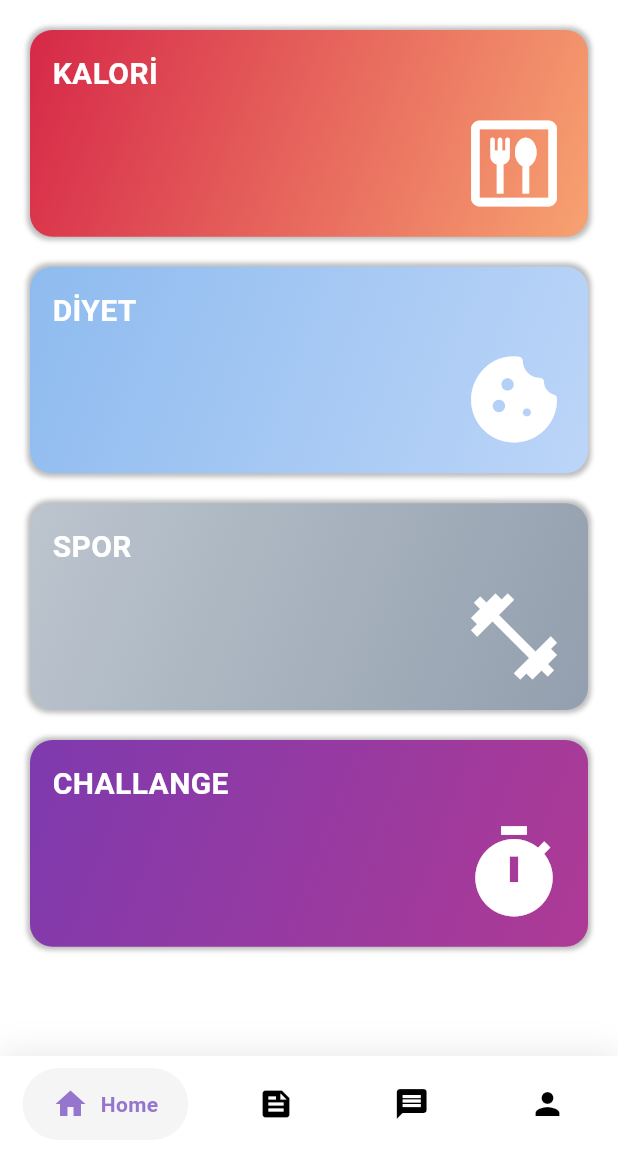
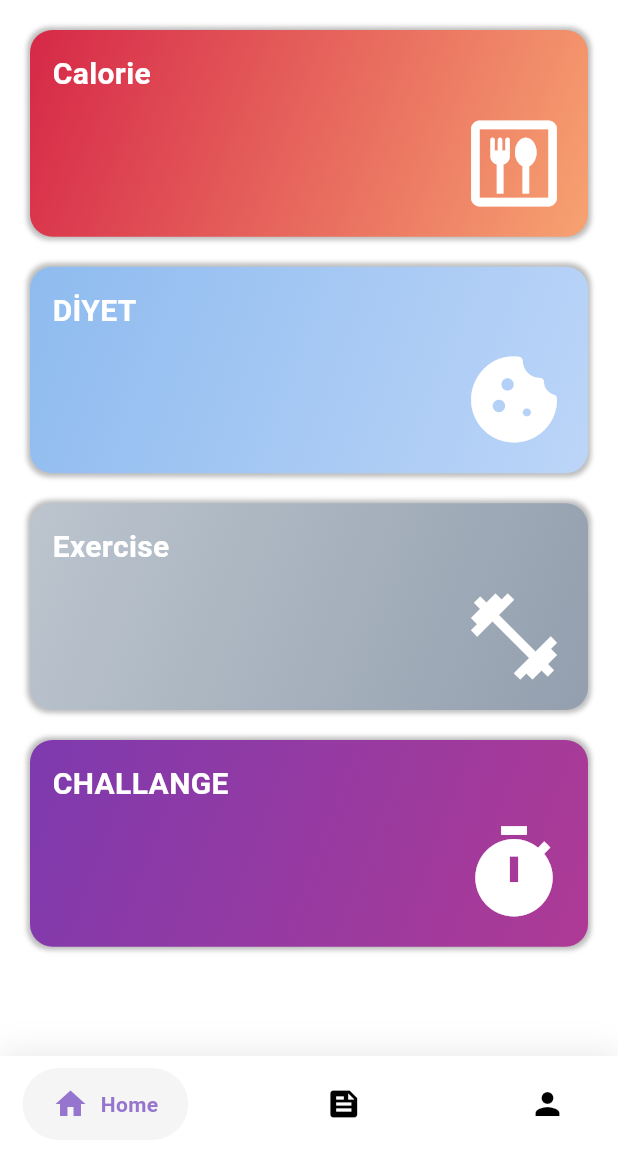
Before and after one commit to ozbekb/yulaf_, a Flutter app: the screen it shows once a user with an empty profile is signed in, on a phone screen of 412 x 824 dp, the part 84-1236 px from its top. Run offline on Flutter 3.47's test engine with Material 3 defaults, Android fonts, the phone set to English and light mode, and no system bars; drawn by our look-alikes of google_nav_bar; our stand-ins replace cloud_firestore, dropdown_search, firebase_auth, firebase_core, firebase_storage, fl_chart and 6 more; accounts and stored records are empty; network calls fail.

Commit message:
- some changes

```diff
--- a/lib/components/comment_button.dart
+++ b/lib/components/comment_button.dart
@@ -2,14 +2,15 @@ import 'package:flutter/material.dart';
 
 class CommentButton extends StatelessWidget {
   final void Function()? onTap;
-  const CommentButton({super.key,required this.onTap});
+  const CommentButton({super.key, required this.onTap});
 
   @override
   Widget build(BuildContext context) {
     return GestureDetector(
       onTap: onTap,
       child: const Icon(
-        Icons.comment,color: Colors.blue,
+        Icons.comment,
+        color: Colors.blueGrey,
       ),
     );
   }
--- a/lib/components/like_button.dart
+++ b/lib/components/like_button.dart
@@ -11,7 +11,7 @@ class LikeButton extends StatelessWidget {
       onTap: onTap,
       child: Icon(
         isLiked ? Icons.favorite : Icons.favorite_border,
-        color: isLiked ? Colors.pink : Colors.pinkAccent,
+        color: isLiked ? Colors.red : Colors.redAccent,
       ),
     );
   }
--- a/lib/constants/icons.dart
+++ b/lib/constants/icons.dart
@@ -2,10 +2,10 @@ import 'package:flutter/material.dart';
 
 // these are the initial category names and the icons for them
 Map<String, IconData> icons = {
-  "Carb.": Icons.circle,
-  "Protein ": Icons.circle_rounded,
-  "Fat": Icons.circle_sharp,
-  "Other": Icons.circle_outlined,
+  "Breakfast": Icons.circle,
+  "Lunch ": Icons.circle_rounded,
+  "Dinner": Icons.circle_sharp,
+  "Snack": Icons.circle_outlined,
 
   //'Auto And Transport': Icons.circle,
   //'Sports': Icons.sports_soccer,
--- a/lib/main.dart
+++ b/lib/main.dart
@@ -8,6 +8,8 @@ import './screens/category_screen.dart';
 import './screens/expense_screen.dart';
 import './screens/all_expenses.dart';
 import './models/food_edamam.dart';
+import 'pages/video_screen.dart';
+import 'package:social_wall/screens/category_screen.dart';
 
 import 'firebase_options.dart';
 
@@ -50,6 +52,8 @@ class MyApp extends StatelessWidget {
           "cat": (context) => CategoryScreen(),
           "/expense_screen": (context) => ExpenseScreen(),
           "/all_expenses": (context) => AllExpenses(),
+          "video": (context) => VideoScreen(),
+          "calorie": (context) => CategoryScreen(),
           //ExpenseScreen.name: (_) => const ExpenseScreen(),
           //AllExpenses.name: (_) => const AllExpenses(),
         },
--- a/lib/pages/home.dart
+++ b/lib/pages/home.dart
@@ -24,8 +24,8 @@ class Home extends StatelessWidget {
         //ElevatedButton(onPressed: signInUser, child: const Text("Sign In")),
         homePageCard(
             titleStyle: titleStyle,
-            title: "KALORİ",
-            route: "",
+            title: "Calorie",
+            route: "calorie",
             gradient1: const Color.fromARGB(255, 214, 40, 72),
             gradient2: const Color.fromARGB(255, 247, 162, 113),
             iconData: Icons.dining_outlined),
@@ -39,8 +39,8 @@ class Home extends StatelessWidget {
         ),
         homePageCard(
           titleStyle: titleStyle,
-          title: "SPOR",
-          route: "",
+          title: "Exercise",
+          route: "video",
           gradient1: const Color(0xffbcc5ce),
           gradient2: const Color(0xff939fae),
           iconData: Icons.fitness_center,
--- a/lib/pages/mainPage.dart
+++ b/lib/pages/mainPage.dart
@@ -35,7 +35,7 @@ class _HomeState extends State<MainPage> {
     return [
       Home(),
       HomePage(), //Feed(), // Pass the user object to the Feed widget
-      CategoryScreen(), //Chat(),
+      //CategoryScreen(), //Chat(),
       //Container(), //FeedbackScreen(),
       ProfilePage(),
     ];
@@ -121,10 +121,10 @@ class _HomeState extends State<MainPage> {
                   icon: Icons.feed,
                   text: 'Feed',
                 ),
-                GButton(
+                /*GButton(
                   icon: Icons.message,
                   text: 'Chat',
-                ),
+                ),*/
                 GButton(
                   icon: Icons.person,
                   text: 'Profile',
--- a/lib/screens/category_screen.dart
+++ b/lib/screens/category_screen.dart
@@ -10,10 +10,11 @@ class CategoryScreen extends StatelessWidget {
   @override
   Widget build(BuildContext context) {
     final provider = Provider.of<DatabaseProvider>(context, listen: false);
-    provider.fetchExpenses("Carb.");
+
+    /*provider.fetchExpenses("C");
     provider.fetchExpenses("Protein");
     provider.fetchExpenses("Fat");
-    provider.fetchExpenses("Other");
+    provider.fetchExpenses("Other");*/
 
     if (true) {
       print("catscreen");
--- a/lib/widgets/expense_screen/expense_card.dart
+++ b/lib/widgets/expense_screen/expense_card.dart
@@ -5,6 +5,7 @@ import '../../models/expense.dart';
 import './confirm_box.dart';
 import 'package:provider/provider.dart';
 import '/models/database_provider.dart';
+import '/./models/food_edamam.dart';
 
 class ExpenseCard extends StatelessWidget {
   final Expense exp;
--- a/pubspec.yaml
+++ b/pubspec.yaml
@@ -50,6 +50,8 @@ dependencies:
   sqflite: ^2.3.2
   path: ^1.9.0
   fluttertoast: ^8.2.4
+  youtube_player_flutter: ^8.1.2
+  google_fonts: ^6.1.0
 
 dev_dependencies:
   flutter_test:
```
Also changed, not shown: lib/components/comment.dart (+22 -11 lines), lib/components/wall_post.dart (+26 -27 lines), lib/pages/home_page.dart (+7 -4 lines), lib/pages/video_screen.dart (added, +74 -0 lines), lib/widgets/expense_form.dart (+62 -1 lines), 2 other files.
